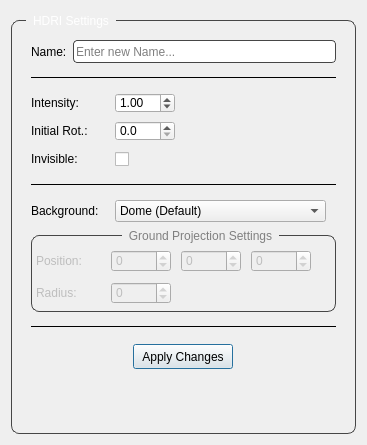
Old version of the form YFX_Lookdev_Tool/dev/UI/layer_options_UI.ui in the repository kaanyilmaz99/YFX_Lookdev_Tool.
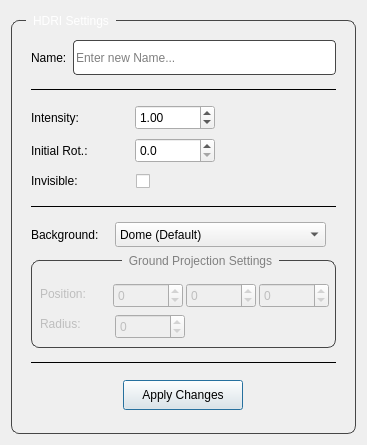
New version of the form.

Patch:
```diff
--- a/YFX_Lookdev_Tool/dev/UI/layer_options_UI.ui
+++ b/YFX_Lookdev_Tool/dev/UI/layer_options_UI.ui
@@ -15,8 +15,8 @@
   </property>
   <property name="minimumSize">
    <size>
-    <width>335</width>
-    <height>431</height>
+    <width>367</width>
+    <height>445</height>
    </size>
   </property>
   <property name="maximumSize">
@@ -101,6 +101,11 @@
           </property>
           <item>
            <widget class="QLabel" name="label_name">
+            <property name="font">
+             <font>
+              <pointsize>9</pointsize>
+             </font>
+            </property>
             <property name="text">
              <string>Name:</string>
             </property>
@@ -111,7 +116,7 @@
             <property name="minimumSize">
              <size>
               <width>0</width>
-              <height>23</height>
+              <height>35</height>
              </size>
             </property>
             <property name="styleSheet">
@@ -158,10 +163,15 @@
            <widget class="QLabel" name="label">
             <property name="minimumSize">
              <size>
-              <width>80</width>
+              <width>100</width>
               <height>0</height>
              </size>
             </property>
+            <property name="font">
+             <font>
+              <pointsize>9</pointsize>
+             </font>
+            </property>
             <property name="text">
              <string>Intensity:</string>
             </property>
@@ -177,14 +187,14 @@
             </property>
             <property name="minimumSize">
              <size>
-              <width>60</width>
-              <height>20</height>
+              <width>80</width>
+              <height>25</height>
              </size>
             </property>
             <property name="maximumSize">
              <size>
-              <width>60</width>
-              <height>20</height>
+              <width>80</width>
+              <height>25</height>
              </size>
             </property>
             <property name="styleSheet">
@@ -231,10 +241,15 @@
            <widget class="QLabel" name="label_3">
             <property name="minimumSize">
              <size>
-              <width>80</width>
+              <width>100</width>
               <height>0</height>
              </size>
             </property>
+            <property name="font">
+             <font>
+              <pointsize>9</pointsize>
+             </font>
+            </property>
             <property name="text">
              <string>Initial Rot.:</string>
             </property>
@@ -250,14 +265,14 @@
             </property>
             <property name="minimumSize">
              <size>
-              <width>60</width>
-              <height>20</height>
+              <width>80</width>
+              <height>25</height>
              </size>
             </property>
             <property name="maximumSize">
              <size>
-              <width>60</width>
-              <height>20</height>
+              <width>80</width>
+              <height>25</height>
              </size>
             </property>
             <property name="decimals">
@@ -295,10 +310,15 @@
            <widget class="QLabel" name="label_2">
             <property name="minimumSize">
              <size>
-              <width>80</width>
+              <width>101</width>
               <height>0</height>
              </size>
             </property>
+            <property name="font">
+             <font>
+              <pointsize>9</pointsize>
+             </font>
+            </property>
             <property name="text">
              <string>Invisible:</string>
             </property>
@@ -330,6 +350,12 @@
             <property name="text">
              <string/>
             </property>
+            <property name="iconSize">
+             <size>
+              <width>12</width>
+              <height>12</height>
+             </size>
+            </property>
             <property name="checked">
              <bool>false</bool>
             </property>
@@ -382,6 +408,11 @@
               <height>0</height>
              </size>
             </property>
+            <property name="font">
+             <font>
+              <pointsize>9</pointsize>
+             </font>
+            </property>
             <property name="text">
              <string>Background:</string>
             </property>
@@ -389,6 +420,12 @@
           </item>
           <item>
            <widget class="QComboBox" name="cBox_background">
+            <property name="minimumSize">
+             <size>
+              <width>0</width>
+              <height>25</height>
+             </size>
+            </property>
             <item>
              <property name="text">
               <string>Dome (Default)</string>
@@ -460,16 +497,16 @@
             <number>10</number>
            </property>
            <property name="leftMargin">
-            <number>4</number>
+            <number>8</number>
            </property>
            <property name="topMargin">
-            <number>14</number>
+            <number>22</number>
            </property>
            <property name="rightMargin">
-            <number>4</number>
+            <number>8</number>
            </property>
            <property name="bottomMargin">
-            <number>5</number>
+            <number>12</number>
            </property>
            <item>
             <layout class="QHBoxLayout" name="horizontalLayout_8" stretch="0,0,0,0,1">
@@ -480,10 +517,15 @@
               <widget class="QLabel" name="label_5">
                <property name="minimumSize">
                 <size>
-                 <width>65</width>
+                 <width>100</width>
                  <height>0</height>
                 </size>
                </property>
+               <property name="font">
+                <font>
+                 <pointsize>9</pointsize>
+                </font>
+               </property>
                <property name="text">
                 <string>Position:</string>
                </property>
@@ -493,14 +535,14 @@
               <widget class="QSpinBox" name="sBox_posX">
                <property name="minimumSize">
                 <size>
-                 <width>60</width>
-                 <height>0</height>
+                 <width>70</width>
+                 <height>25</height>
                 </size>
                </property>
                <property name="maximumSize">
                 <size>
-                 <width>50</width>
-                 <height>16777215</height>
+                 <width>70</width>
+                 <height>25</height>
                 </size>
                </property>
                <property name="minimum">
@@ -515,14 +557,14 @@
               <widget class="QSpinBox" name="sBox_posY">
                <property name="minimumSize">
                 <size>
-                 <width>60</width>
-                 <height>0</height>
+                 <width>70</width>
+                 <height>25</height>
                 </size>
                </property>
                <property name="maximumSize">
                 <size>
-                 <width>50</width>
-                 <height>16777215</height>
+                 <width>70</width>
+                 <height>25</height>
                 </size>
                </property>
                <property name="minimum">
@@ -537,14 +579,14 @@
               <widget class="QSpinBox" name="sBox_posZ">
                <property name="minimumSize">
                 <size>
-                 <width>60</width>
-                 <height>0</height>
+                 <width>70</width>
+                 <height>25</height>
                 </size>
                </property>
                <property name="maximumSize">
                 <size>
-                 <width>50</width>
-                 <height>16777215</height>
+                 <width>70</width>
+                 <height>25</height>
                 </size>
                </property>
                <property name="minimum">
@@ -562,7 +604,7 @@
                </property>
                <property name="sizeHint" stdset="0">
                 <size>
-                 <width>10</width>
+                 <width>5</width>
                  <height>20</height>
                 </size>
                </property>
@@ -589,6 +631,11 @@
                  <height>16777215</height>
                 </size>
                </property>
+               <property name="font">
+                <font>
+                 <pointsize>9</pointsize>
+                </font>
+               </property>
                <property name="text">
                 <string>Radius:</string>
                </property>
@@ -598,14 +645,14 @@
               <widget class="QSpinBox" name="sBox_radius">
                <property name="minimumSize">
                 <size>
-                 <width>60</width>
-                 <height>0</height>
+                 <width>70</width>
+                 <height>25</height>
                 </size>
                </property>
                <property name="maximumSize">
                 <size>
-                 <width>50</width>
-                 <height>16777215</height>
+                 <width>70</width>
+                 <height>25</height>
                 </size>
                </property>
                <property name="minimum">
@@ -677,14 +724,14 @@
             </property>
             <property name="minimumSize">
              <size>
-              <width>100</width>
-              <height>25</height>
+              <width>120</width>
+              <height>30</height>
              </size>
             </property>
             <property name="maximumSize">
              <size>
-              <width>100</width>
-              <height>25</height>
+              <width>120</width>
+              <height>30</height>
              </size>
             </property>
             <property name="text">
```
